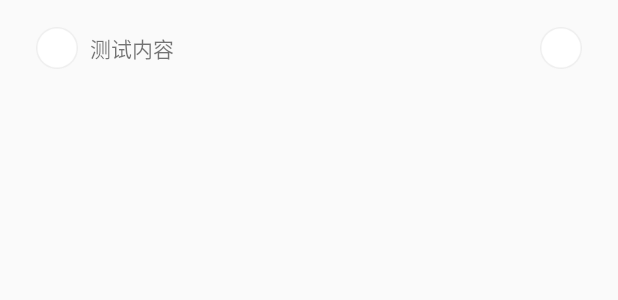
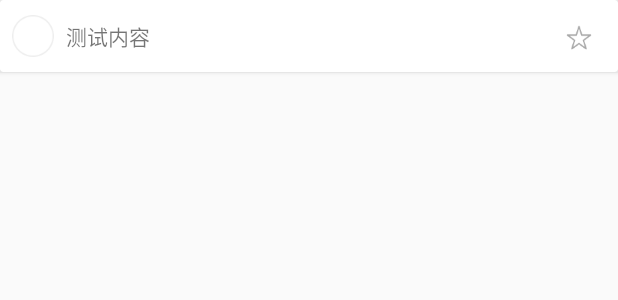
Before and after one commit to iFarSeer/TodoFluxArchitecture, an Android app: the layout item_todo.xml on its own in the app's theme, with its tools: preview values and no code run, on a phone screen of 412 x 824 dp. Shown: the top 300 px of the screen. Run offline under Robolectric (Android 15) with nearby library versions, the phone set to English and light mode, and no system bars.

Commit message:
[add]:优化UI效果

```diff
--- a/app/build.gradle
+++ b/app/build.gradle
@@ -34,12 +34,15 @@ dependencies {
     def rx_version = '1.1.0'
     def timber_version = '4.1.0'
     def guava_version = '19.0'
+    def flexibledivider_veriosn = '1.2.9'
 
 
 
     compile fileTree(dir: 'libs', include: ['*.jar'])
     compile "com.android.support:appcompat-v7:$support_library_version"
     compile "com.android.support:design:$support_library_version"
+    compile "com.android.support:cardview-v7:$support_library_version"
+    compile "com.android.support:recyclerview-v7:$support_library_version"
 
     // Butter Knife - https://github.com/JakeWharton/butterknife
     compile "com.jakewharton:butterknife:$butter_knife_version"
@@ -61,6 +64,8 @@ dependencies {
     compile "io.reactivex:rxandroid:$rx_version"
     compile "io.reactivex:rxjava:$rx_version"
     compile "com.jakewharton.timber:timber:$timber_version"
+
+    compile "com.yqritc:recyclerview-flexibledivider:$flexibledivider_veriosn"
 
 
     def daggerCompiler = "com.google.dagger:dagger-compiler:$dagger_version"
--- /dev/null
+++ b/app/src/main/res/drawable/checkbox_star.xml
@@ -0,0 +1,5 @@
+<?xml version="1.0" encoding="utf-8"?>
+<selector xmlns:android="http://schemas.android.com/apk/res/android">
+    <item android:state_selected="false" android:drawable="@drawable/checkbox_star_unselected" />
+    <item android:state_selected="true" android:drawable="@drawable/checkbox_star_selected" />
+</selector>
--- a/app/src/main/res/layout/activity_todo.xml
+++ b/app/src/main/res/layout/activity_todo.xml
@@ -5,6 +5,7 @@
     android:layout_width="match_parent"
     android:layout_height="match_parent"
     android:fitsSystemWindows="true"
+    android:background="@color/default_background"
     tools:context=".view.TodoActivity">
 
     <android.support.design.widget.AppBarLayout
--- a/app/src/main/res/layout/content_todo.xml
+++ b/app/src/main/res/layout/content_todo.xml
@@ -30,6 +30,10 @@
     <android.support.v7.widget.RecyclerView
             android:id="@+id/recyclerView"
             android:layout_width="match_parent"
-            android:layout_height="match_parent"/>
+            android:layout_height="match_parent"
+            android:layout_marginRight="@dimen/item_margin"
+            android:layout_marginEnd="@dimen/item_margin"
+            android:layout_marginLeft="@dimen/item_margin"
+            android:layout_marginStart="@dimen/item_margin" />
 
 </LinearLayout>
--- a/app/src/main/res/layout/item_todo.xml
+++ b/app/src/main/res/layout/item_todo.xml
@@ -1,9 +1,13 @@
 <?xml version="1.0" encoding="utf-8"?>
-<RelativeLayout xmlns:android="http://schemas.android.com/apk/res/android"
+
+<android.support.v7.widget.CardView
+        xmlns:android="http://schemas.android.com/apk/res/android"
         android:layout_width="match_parent"
         android:layout_height="@dimen/item_height"
-    xmlns:tools="http://schemas.android.com/tools"
-    android:orientation="vertical">
+        xmlns:tools="http://schemas.android.com/tools">
+    <RelativeLayout
+            android:layout_width="match_parent"
+            android:layout_height="@dimen/item_height">
 
         <ImageView
                 android:id="@+id/isCompletedImageView"
@@ -14,21 +18,19 @@
                 android:layout_centerVertical="true"
                 android:layout_alignParentLeft="true"
                 android:layout_alignParentStart="true"
-        android:layout_marginLeft="@dimen/item_margin"
-        android:layout_marginStart="@dimen/item_margin"
         />
 
         <ImageView
                 android:id="@+id/isStarImageView"
                 android:layout_width="wrap_content"
                 android:layout_height="wrap_content"
-        android:src="@drawable/checkbox_circle"
-        android:padding="@dimen/default_padding"
-        android:layout_centerVertical="true"
+                android:src="@drawable/checkbox_star"
+                android:paddingLeft="@dimen/default_padding"
+                android:paddingStart="@dimen/default_padding"
+                android:paddingRight="@dimen/default_padding"
+                android:paddingEnd="@dimen/default_padding"
                 android:layout_alignParentRight="true"
                 android:layout_alignParentEnd="true"
-        android:layout_marginRight="@dimen/item_margin"
-        android:layout_marginEnd="@dimen/item_margin"
         />
 
         <TextView
@@ -43,3 +45,4 @@
                 tools:text="测试内容"
         />
     </RelativeLayout>
+</android.support.v7.widget.CardView>
--- a/app/src/main/res/values/colors.xml
+++ b/app/src/main/res/values/colors.xml
@@ -3,4 +3,8 @@
     <color name="colorPrimary">#3F51B5</color>
     <color name="colorPrimaryDark">#303F9F</color>
     <color name="colorAccent">#FF4081</color>
+
+    <color name="default_background">#cac9c7</color>
+    <color name="divider_color">#dcdbdb</color>
+    <color name="transport_color">#00000000</color>
 </resources>
--- a/app/src/main/res/values/dimens.xml
+++ b/app/src/main/res/values/dimens.xml
@@ -4,8 +4,11 @@
     <dimen name="activity_vertical_margin">16dp</dimen>
     <dimen name="fab_margin">16dp</dimen>
 
-    <dimen name="item_height">64dp</dimen>
+    <dimen name="item_height">48dp</dimen>
     <dimen name="item_margin">16dp</dimen>
     <dimen name="default_padding">8dp</dimen>
     <dimen name="border_editor">64dp</dimen>
+
+    <dimen name="todo_list_divider_height">4dp</dimen>
+    <dimen name="divider_height">1dp</dimen>
 </resources>
```
Also changed, not shown: app/src/main/java/com/farseer/todo/flux/view/TodoActivity.java (+29 -15 lines), app/src/main/res/drawable-xhdpi/checkbox_star_selected.png (added), app/src/main/res/drawable-xhdpi/checkbox_star_unselected.png (added). Lines whose indentation alone changed are shown as unchanged.
